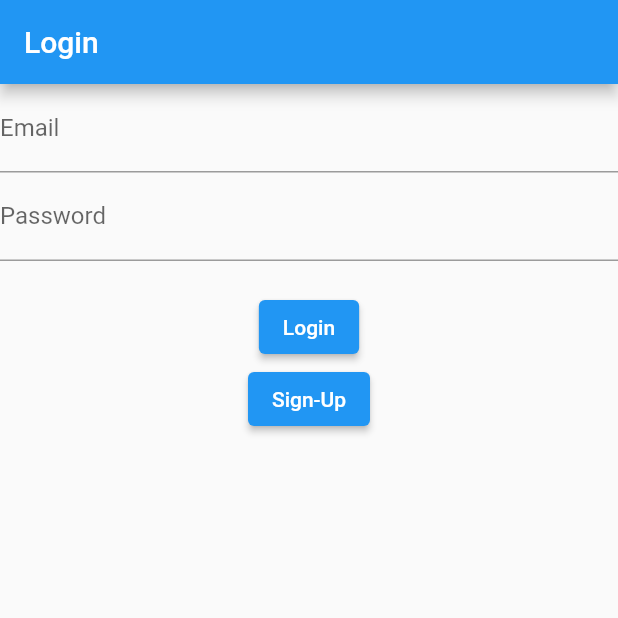
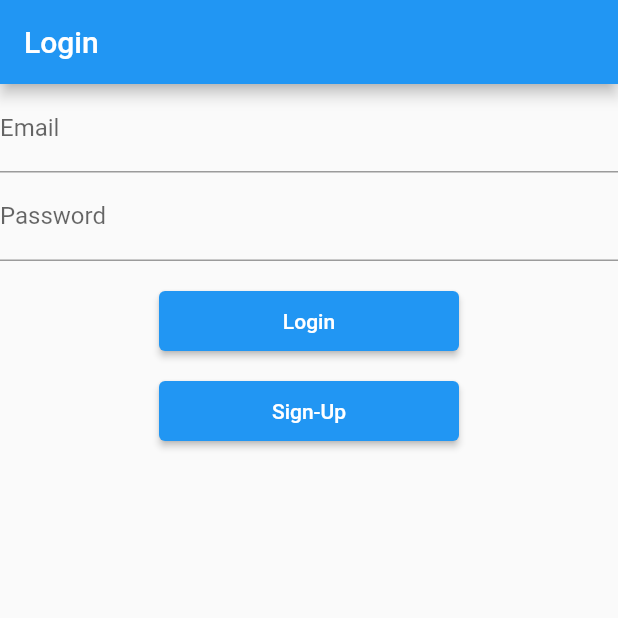
Before and after one commit to Chinmay-Gurav/DeltaNode, a Flutter app: the screen it shows after launch, on a phone screen of 412 x 824 dp, the top half of it. Run offline on Flutter 3.47's test engine with Material 2 defaults, Android fonts, the phone set to English and light mode, and no system bars; our stand-ins replace cloud_firestore, firebase_auth, firebase_core, page_transition, shared_preferences; accounts and stored records are empty.

Commit message:
signup/login button

```diff
--- a/lib/login_screen.dart
+++ b/lib/login_screen.dart
@@ -60,11 +60,19 @@ class _LoginPageState extends State<LoginPage> {
                     ),
                   ),
                   const SizedBox(height: 20),
-                  ElevatedButton(
+                  SizedBox(
+                    height: 40,
+                    width: 200,
+                    child: ElevatedButton(
                       onPressed: _login,
                       child: const Text('Login'),
                     ),
-                  ElevatedButton(
+                  ),
+                  const SizedBox(height: 20),
+                  SizedBox(
+                    height: 40,
+                    width: 200,
+                    child: ElevatedButton(
                       onPressed: () {
                         Navigator.push(
                           context,
@@ -76,6 +84,7 @@ class _LoginPageState extends State<LoginPage> {
                         );
                       },
                       child: const Text('Sign-Up'),
+                    ),
                   ),
                 ],
               ),
```
Lines whose indentation alone changed are shown as unchanged.
